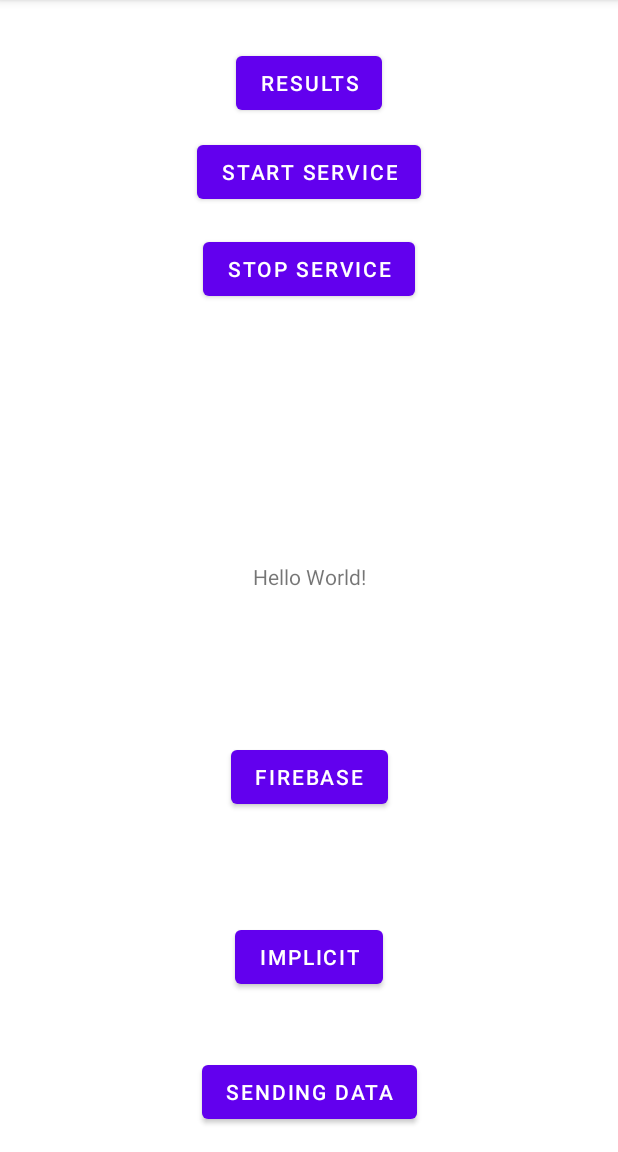
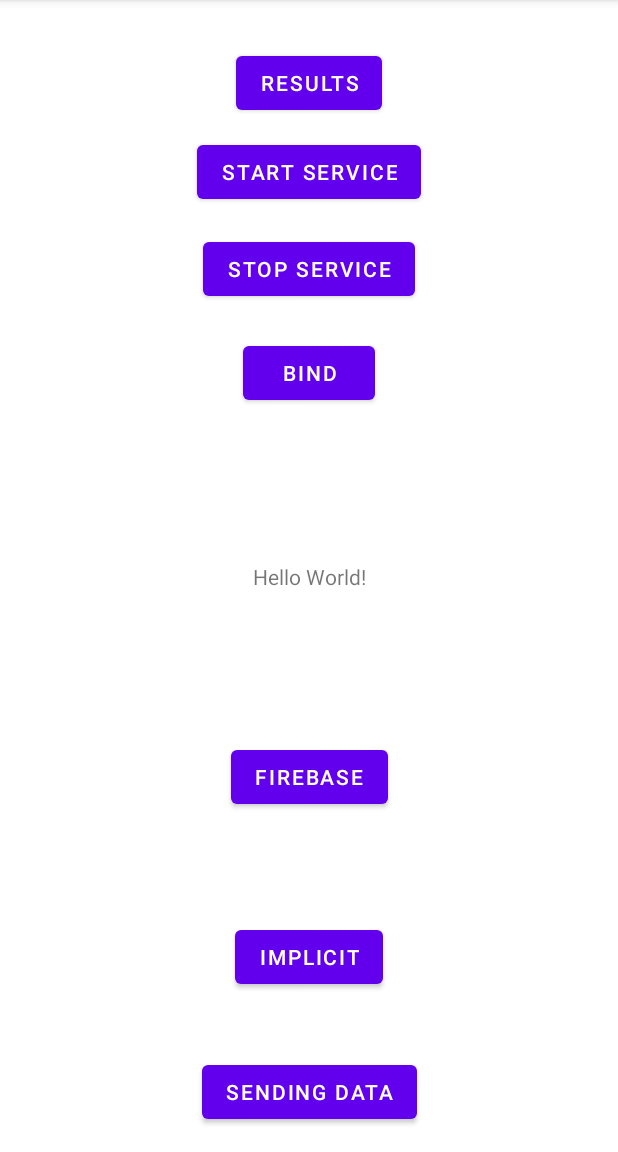
Before and after one commit to zaccaffey/ActivitiesAndIntents, an Android app: the screen it shows after launch (MainActivity), after a tap on "STOP SERVICE", on a phone screen of 412 x 824 dp, the part 84-1236 px from its top. Run offline under Robolectric (Android 15) with nearby library versions, the phone set to English and light mode, and no system bars.

```diff
--- a/app/src/main/java/com/example/activitiesandintents/MainActivity.java
+++ b/app/src/main/java/com/example/activitiesandintents/MainActivity.java
@@ -5,9 +5,12 @@ import androidx.annotation.Nullable;
 import androidx.appcompat.app.AppCompatActivity;
 import androidx.core.content.ContextCompat;
 
+import android.content.ComponentName;
 import android.content.Intent;
+import android.content.ServiceConnection;
 import android.net.Uri;
 import android.os.Bundle;
+import android.os.IBinder;
 import android.util.Log;
 import android.view.View;
 import android.widget.TextView;
@@ -92,6 +95,24 @@ public class MainActivity extends AppCompatActivity {
             case R.id.btnStopService:
                 stopService(intent);
                 break;
+            case R.id.btnBind:
+                bindService(intent, serviceConnection, BIND_AUTO_CREATE);
         }
     }
+
+    ServiceConnection serviceConnection = new ServiceConnection() {
+        MyService myService;
+        @Override
+        public void onServiceConnected(ComponentName componentName, IBinder binder) {
+            MyService.LocalBinder myLocalBinder = (MyService.LocalBinder) binder;
+            myService = myLocalBinder.getService();
+            int result = myService.add(3, 4);
+            Log.i("This is the tag ----- ", result+"");
+        }
+
+        @Override
+        public void onServiceDisconnected(ComponentName componentName) {
+
+        }
+    };
 }
--- a/app/src/main/res/layout/activity_main.xml
+++ b/app/src/main/res/layout/activity_main.xml
@@ -65,9 +65,9 @@
         android:layout_width="wrap_content"
         android:layout_height="wrap_content"
         android:layout_marginTop="11dp"
+        android:onClick="serviceHandler"
         android:text="@string/start_service"
         app:layout_constraintEnd_toEndOf="parent"
-        android:onClick="serviceHandler"
         app:layout_constraintStart_toStartOf="parent"
         app:layout_constraintTop_toBottomOf="@+id/btnResults" />
 
@@ -76,11 +76,22 @@
         android:layout_width="wrap_content"
         android:layout_height="wrap_content"
         android:layout_marginTop="76dp"
+        android:onClick="serviceHandler"
         android:text="@string/stop_service"
-        android:onClick="serviceHandler"
         app:layout_constraintEnd_toEndOf="parent"
         app:layout_constraintHorizontal_bias="0.501"
         app:layout_constraintStart_toStartOf="parent"
         app:layout_constraintTop_toBottomOf="@+id/btnResults" />
 
+    <Button
+        android:id="@+id/btnBind"
+        android:layout_width="wrap_content"
+        android:layout_height="wrap_content"
+        android:layout_marginTop="21dp"
+        android:text="bind"
+        android:onClick="serviceHandler"
+        app:layout_constraintEnd_toEndOf="parent"
+        app:layout_constraintStart_toStartOf="parent"
+        app:layout_constraintTop_toBottomOf="@+id/btnStopService" />
+
 </androidx.constraintlayout.widget.ConstraintLayout>
```
Also changed, not shown: app/src/main/java/com/example/activitiesandintents/MyService.java (+17 -2 lines).
